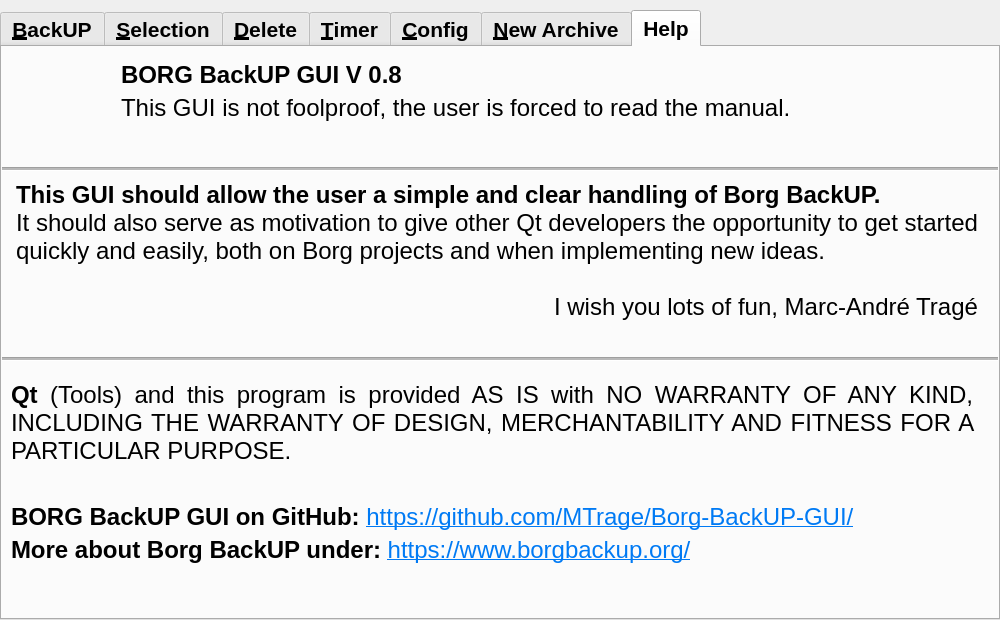
Qt form src/borg_backup_gui.ui (MTrage/Borg-BackUP-GUI) before a commit.
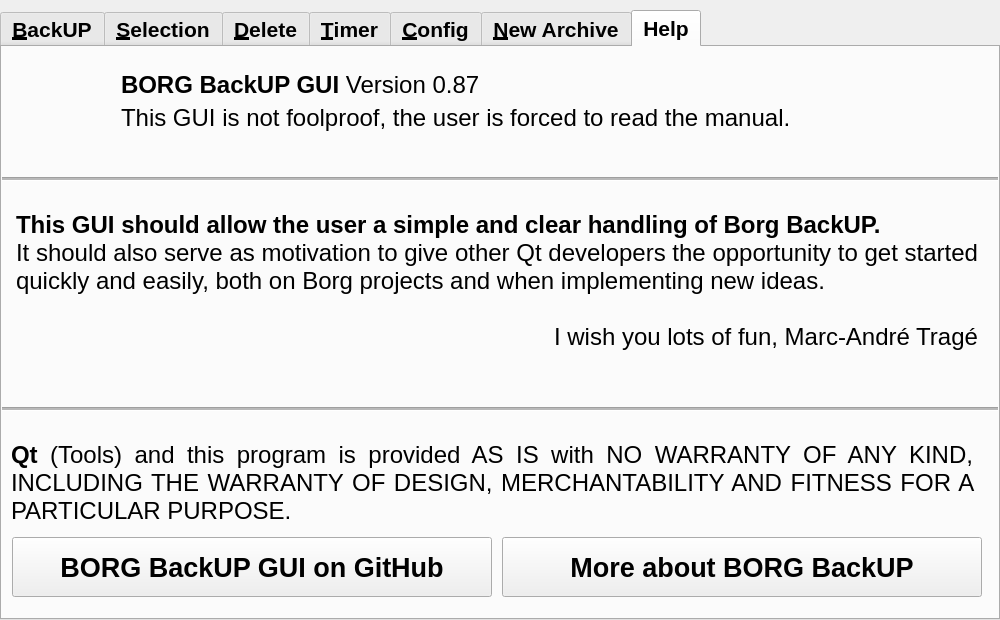
The same form after that commit. The open tabs and pages were chosen to show the change.

The edit to the form file:
```diff
--- a/src/borg_backup_gui.ui
+++ b/src/borg_backup_gui.ui
@@ -3536,9 +3536,9 @@
       <property name="geometry">
        <rect>
         <x>110</x>
-        <y>10</y>
-        <width>860</width>
-        <height>100</height>
+        <y>20</y>
+        <width>870</width>
+        <height>81</height>
        </rect>
       </property>
       <property name="styleSheet">
@@ -3567,7 +3567,7 @@
 &lt;html&gt;&lt;head&gt;&lt;meta name=&quot;qrichtext&quot; content=&quot;1&quot; /&gt;&lt;style type=&quot;text/css&quot;&gt;
 p, li { white-space: pre-wrap; }
 &lt;/style&gt;&lt;/head&gt;&lt;body style=&quot; font-family:'Cantarell'; font-size:16pt; font-weight:600; font-style:normal;&quot;&gt;
-&lt;p align=&quot;justify&quot; style=&quot; margin-top:0px; margin-bottom:5px; margin-left:5px; margin-right:5px; -qt-block-indent:0; text-indent:0px;&quot;&gt;&lt;span style=&quot; font-family:'Droid Sans Thai'; font-size:18pt;&quot;&gt;BORG BackUP GUI V 0.8&lt;/span&gt;&lt;/p&gt;
+&lt;p align=&quot;justify&quot; style=&quot; margin-top:0px; margin-bottom:5px; margin-left:5px; margin-right:5px; -qt-block-indent:0; text-indent:0px;&quot;&gt;&lt;span style=&quot; font-family:'Droid Sans Thai'; font-size:18pt;&quot;&gt;BORG BackUP GUI &lt;/span&gt;&lt;span style=&quot; font-family:'Droid Sans Thai'; font-size:18pt; font-weight:400;&quot;&gt;Version 0.87&lt;/span&gt;&lt;/p&gt;
 &lt;p align=&quot;justify&quot; style=&quot; margin-top:0px; margin-bottom:5px; margin-left:5px; margin-right:5px; -qt-block-indent:0; text-indent:0px;&quot;&gt;&lt;span style=&quot; font-family:'Droid Sans Thai'; font-size:18pt; font-weight:400;&quot;&gt;This GUI is not foolproof, the user is forced to read the manual. &lt;/span&gt;&lt;/p&gt;
 &lt;p align=&quot;justify&quot; style=&quot;-qt-paragraph-type:empty; margin-top:0px; margin-bottom:5px; margin-left:5px; margin-right:5px; -qt-block-indent:0; text-indent:0px; font-size:18pt; font-weight:400;&quot;&gt;&lt;br /&gt;&lt;/p&gt;&lt;/body&gt;&lt;/html&gt;</string>
       </property>
@@ -3576,9 +3576,9 @@
       <property name="geometry">
        <rect>
         <x>0</x>
-        <y>330</y>
+        <y>390</y>
         <width>980</width>
-        <height>220</height>
+        <height>91</height>
        </rect>
       </property>
       <property name="styleSheet">
@@ -3607,17 +3607,14 @@
 &lt;html&gt;&lt;head&gt;&lt;meta name=&quot;qrichtext&quot; content=&quot;1&quot; /&gt;&lt;style type=&quot;text/css&quot;&gt;
 p, li { white-space: pre-wrap; }
 &lt;/style&gt;&lt;/head&gt;&lt;body style=&quot; font-family:'Cantarell'; font-size:16pt; font-weight:600; font-style:normal;&quot;&gt;
-&lt;p align=&quot;justify&quot; style=&quot; margin-top:0px; margin-bottom:5px; margin-left:5px; margin-right:5px; -qt-block-indent:0; text-indent:0px;&quot;&gt;&lt;span style=&quot; font-family:'Droid Sans Thai'; font-size:18pt;&quot;&gt;Qt&lt;/span&gt;&lt;span style=&quot; font-family:'Droid Sans Thai'; font-size:18pt; font-weight:400;&quot;&gt; (Tools) and this program is provided AS IS with NO WARRANTY OF ANY KIND, INCLUDING THE WARRANTY OF DESIGN, MERCHANTABILITY AND FITNESS FOR A PARTICULAR PURPOSE.&lt;/span&gt;&lt;/p&gt;
-&lt;p align=&quot;justify&quot; style=&quot;-qt-paragraph-type:empty; margin-top:0px; margin-bottom:5px; margin-left:5px; margin-right:5px; -qt-block-indent:0; text-indent:0px; font-family:'Droid Sans Thai'; font-size:18pt; font-weight:400;&quot;&gt;&lt;br /&gt;&lt;/p&gt;
-&lt;p align=&quot;justify&quot; style=&quot; margin-top:0px; margin-bottom:5px; margin-left:5px; margin-right:5px; -qt-block-indent:0; text-indent:0px;&quot;&gt;&lt;span style=&quot; font-family:'Droid Sans Thai'; font-size:18pt;&quot;&gt;BORG BackUP GUI on GitHub:&lt;/span&gt;&lt;span style=&quot; font-family:'Droid Sans Thai'; font-size:18pt; font-weight:400;&quot;&gt; &lt;/span&gt;&lt;a href=&quot;https://github.com/MTrage/Borg-BackUP-GUI/&quot;&gt;&lt;span style=&quot; font-size:18pt; font-weight:400; text-decoration: underline; color:#007af4;&quot;&gt;https://github.com/MTrage/Borg-BackUP-GUI/&lt;/span&gt;&lt;/a&gt;&lt;/p&gt;
-&lt;p align=&quot;justify&quot; style=&quot; margin-top:0px; margin-bottom:5px; margin-left:5px; margin-right:5px; -qt-block-indent:0; text-indent:0px;&quot;&gt;&lt;span style=&quot; font-family:'Droid Sans Thai'; font-size:18pt;&quot;&gt;More about Borg BackUP under: &lt;/span&gt;&lt;a href=&quot;https://www.borgbackup.org/&quot;&gt;&lt;span style=&quot; font-family:'Droid Sans Thai'; font-size:18pt; font-weight:400; text-decoration: underline; color:#007af4;&quot;&gt;https://www.borgbackup.org/&lt;/span&gt;&lt;/a&gt;&lt;/p&gt;&lt;/body&gt;&lt;/html&gt;</string>
+&lt;p align=&quot;justify&quot; style=&quot; margin-top:0px; margin-bottom:5px; margin-left:5px; margin-right:5px; -qt-block-indent:0; text-indent:0px;&quot;&gt;&lt;span style=&quot; font-family:'Droid Sans Thai'; font-size:18pt;&quot;&gt;Qt&lt;/span&gt;&lt;span style=&quot; font-family:'Droid Sans Thai'; font-size:18pt; font-weight:400;&quot;&gt; (Tools) and this program is provided AS IS with NO WARRANTY OF ANY KIND, INCLUDING THE WARRANTY OF DESIGN, MERCHANTABILITY AND FITNESS FOR A PARTICULAR PURPOSE.&lt;/span&gt;&lt;/p&gt;&lt;/body&gt;&lt;/html&gt;</string>
       </property>
      </widget>
      <widget class="Line" name="line_6">
       <property name="geometry">
        <rect>
         <x>-30</x>
-        <y>120</y>
+        <y>130</y>
         <width>1030</width>
         <height>4</height>
        </rect>
@@ -3639,7 +3636,7 @@
       <property name="geometry">
        <rect>
         <x>-30</x>
-        <y>310</y>
+        <y>360</y>
         <width>1030</width>
         <height>4</height>
        </rect>
@@ -3661,7 +3658,7 @@
       <property name="geometry">
        <rect>
         <x>10</x>
-        <y>130</y>
+        <y>160</y>
         <width>970</width>
         <height>170</height>
        </rect>
@@ -3724,6 +3721,46 @@
        <set>Qt::AlignCenter</set>
       </property>
      </widget>
+     <widget class="QPushButton" name="url_GitHub">
+      <property name="geometry">
+       <rect>
+        <x>10</x>
+        <y>490</y>
+        <width>480</width>
+        <height>60</height>
+       </rect>
+      </property>
+      <property name="font">
+       <font>
+        <pointsize>20</pointsize>
+        <weight>75</weight>
+        <bold>true</bold>
+       </font>
+      </property>
+      <property name="text">
+       <string>BORG BackUP GUI on GitHub</string>
+      </property>
+     </widget>
+     <widget class="QPushButton" name="url_Borg">
+      <property name="geometry">
+       <rect>
+        <x>500</x>
+        <y>490</y>
+        <width>480</width>
+        <height>60</height>
+       </rect>
+      </property>
+      <property name="font">
+       <font>
+        <pointsize>20</pointsize>
+        <weight>75</weight>
+        <bold>true</bold>
+       </font>
+      </property>
+      <property name="text">
+       <string>More about BORG BackUP</string>
+      </property>
+     </widget>
     </widget>
    </widget>
    <widget class="QLabel" name="wait">
```
